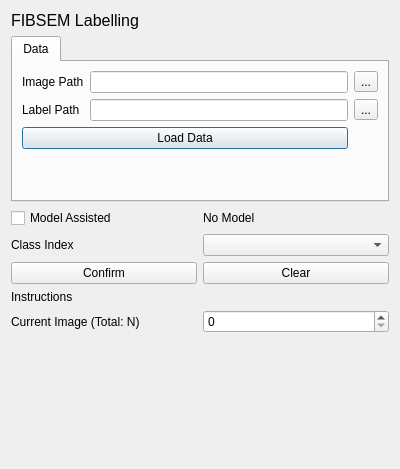
First picture: the form in fibsem/ui/qtdesigner_files/FibsemLabellingUI.ui, repository DeMarcoLab/fibsem, before the edit.
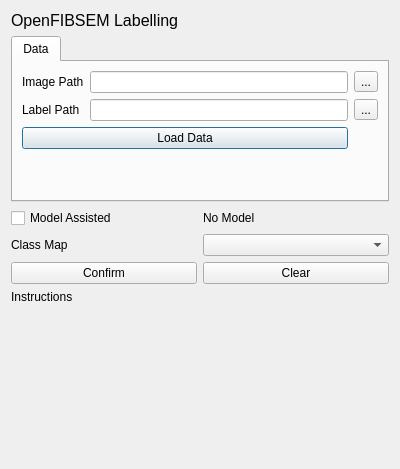
Second picture: the form after the edit.

Commit message: upgrade to labelling tool

```diff
--- a/fibsem/ui/qtdesigner_files/FibsemLabellingUI.ui
+++ b/fibsem/ui/qtdesigner_files/FibsemLabellingUI.ui
@@ -134,11 +134,11 @@
       </font>
      </property>
      <property name="text">
-      <string>FIBSEM Labelling</string>
+      <string>OpenFIBSEM Labelling</string>
      </property>
     </widget>
    </item>
-   <item row="13" column="0" colspan="2">
+   <item row="12" column="0" colspan="2">
     <spacer name="verticalSpacer">
      <property name="orientation">
       <enum>Qt::Vertical</enum>
@@ -154,17 +154,7 @@
    <item row="3" column="0">
     <widget class="QLabel" name="label_model_class_index">
      <property name="text">
-      <string>Class Index</string>
-     </property>
-    </widget>
-   </item>
-   <item row="11" column="1">
-    <widget class="QSpinBox" name="spinBox_data_progress"/>
-   </item>
-   <item row="11" column="0">
-    <widget class="QLabel" name="label_data_progress">
-     <property name="text">
-      <string>Current Image (Total: N)</string>
+      <string>Class Map</string>
      </property>
     </widget>
    </item>
```
Left out of the diff: 3 changed lines with no effect on the pictures. The commit also changes 6 other files.
